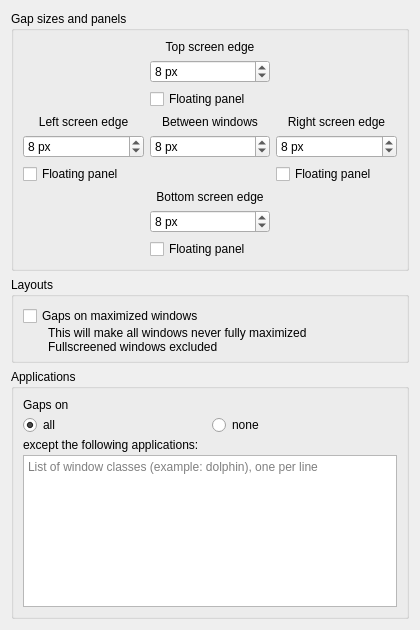
Above: contents/ui/config.ui from nclarius/tile-gaps before the change. Below: the same form after it.
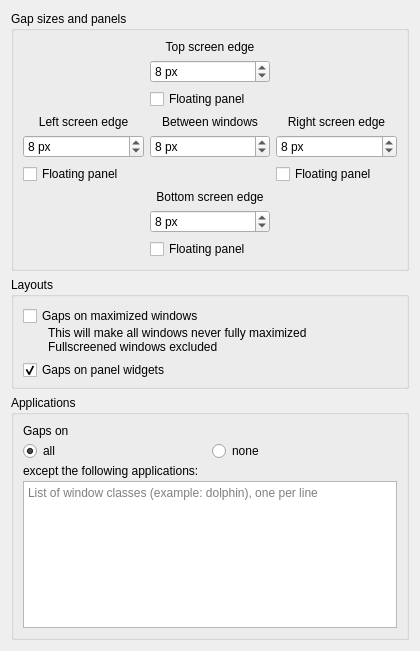
That is the form after the change.

Commit message: make gaps on panel widgets optional

```diff
--- a/contents/ui/config.ui
+++ b/contents/ui/config.ui
@@ -7,13 +7,13 @@
     <x>0</x>
     <y>0</y>
     <width>420</width>
-    <height>630</height>
+    <height>651</height>
    </rect>
   </property>
   <property name="minimumSize">
    <size>
     <width>420</width>
-    <height>630</height>
+    <height>650</height>
    </size>
   </property>
   <property name="sizeIncrement">
@@ -296,6 +296,16 @@
           </item>
          </layout>
         </item>
+        <item>
+         <widget class="QCheckBox" name="kcfg_includeApplets">
+          <property name="text">
+           <string>Gaps on panel widgets</string>
+          </property>
+          <property name="checked">
+           <bool>true</bool>
+          </property>
+         </widget>
+        </item>
        </layout>
       </widget>
      </item>
@@ -304,7 +314,7 @@
        <property name="title">
         <string>Applications</string>
        </property>
-       <layout class="QHBoxLayout" name="horizontalLayout_7">
+       <layout class="QVBoxLayout" name="verticalLayout_5">
         <item>
          <layout class="QVBoxLayout" name="verticalLayout_applications">
           <property name="spacing">
```
The commit also changes 2 other files.
